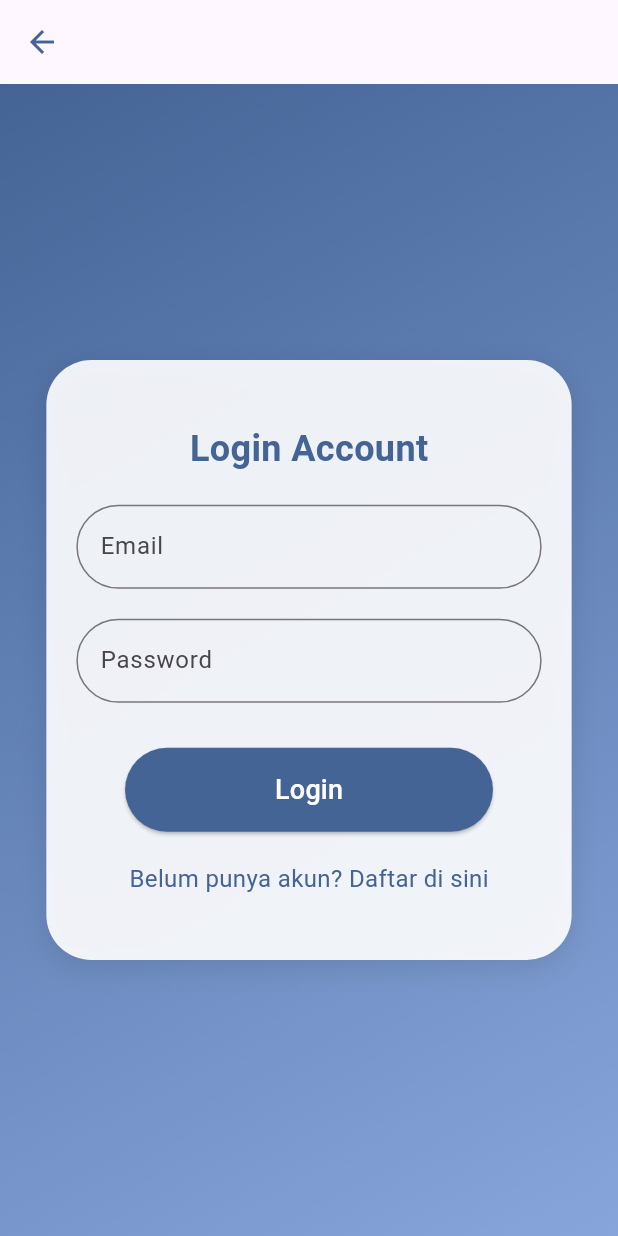
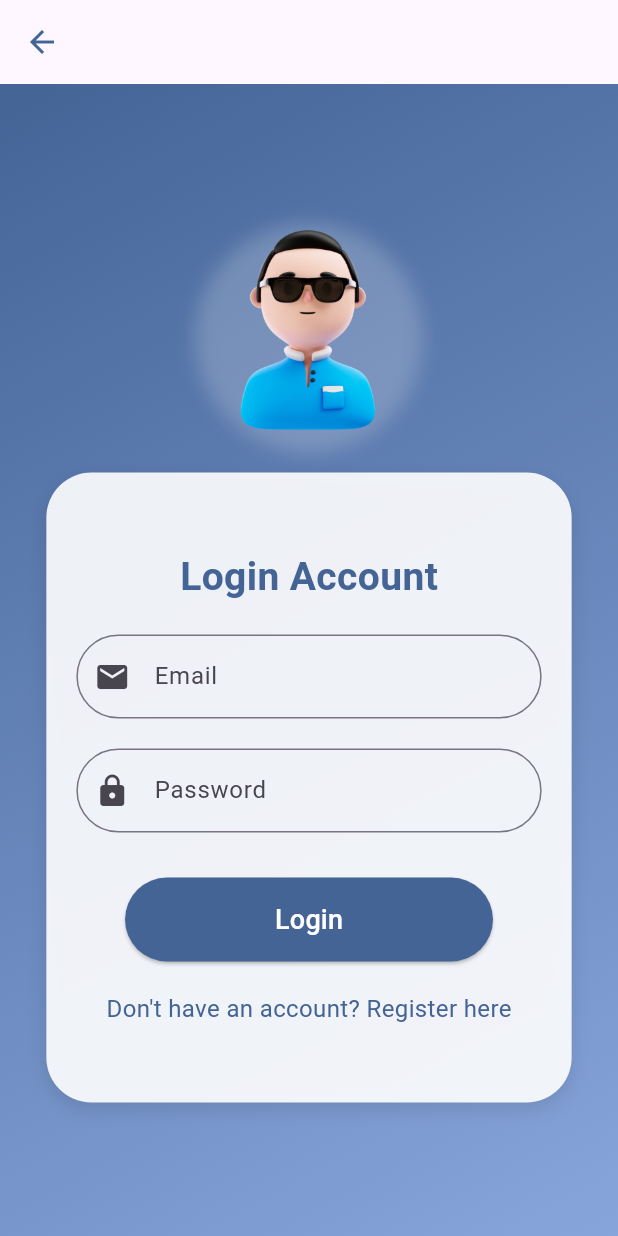
Before and after one commit to kikarin/Galeri_sekolah, a Flutter app: the screen it shows after launch, scrolled down 205 dp, after a tap on "Login", on a phone screen of 412 x 824 dp. Run offline on Flutter 3.47's test engine with Material 3 defaults, Android fonts, the phone set to English and light mode, and no system bars; our stand-ins replace animated_text_kit, carousel_slider, google_fonts, shared_preferences, shimmer; missing offline and left inert: dart:html; accounts and stored records are empty.

Commit message:
add commit

```diff
--- a/lib/pages/LoginPage.dart
+++ b/lib/pages/LoginPage.dart
@@ -8,7 +8,7 @@ class LoginPage extends StatefulWidget {
   _LoginPageState createState() => _LoginPageState();
 }
 
-class _LoginPageState extends State<LoginPage> {
+class _LoginPageState extends State<LoginPage> with SingleTickerProviderStateMixin {
   final TextEditingController emailController = TextEditingController();
   final TextEditingController passwordController = TextEditingController();
   final TextEditingController nameController = TextEditingController();
@@ -16,13 +16,43 @@ class _LoginPageState extends State<LoginPage> {
   bool isLoading = false;
   String errorMessage = '';
   bool isLoginMode = true;
+  final _formKey = GlobalKey<FormState>();
+
+  late AnimationController _controller;
+  late Animation<double> _animation;
+
+  @override
+  void initState() {
+    super.initState();
+    // Animation controller setup with a lighter configuration
+    _controller = AnimationController(
+      duration: Duration(milliseconds: 1500),
+      vsync: this,
+    )..repeat(reverse: true);
+
+    _animation = Tween(begin: 0.98, end: 1.02).animate(
+      CurvedAnimation(parent: _controller, curve: Curves.easeInOut),
+    );
+  }
+
+  @override
+  void dispose() {
+    _controller.dispose();
+    emailController.dispose();
+    passwordController.dispose();
+    nameController.dispose();
+    super.dispose();
+  }
 
   Future<void> login() async {
+    if (!_formKey.currentState!.validate()) return;
+
     setState(() {
       isLoading = true;
       errorMessage = '';
     });
 
+    try {
       final response = await http.post(
         Uri.parse('https://ujikom2024pplg.smkn4bogor.sch.id/0059495358/backend/public/api/login'),
         body: {
@@ -42,28 +72,32 @@ class _LoginPageState extends State<LoginPage> {
         await prefs.setString('auth_token', token);
         await prefs.setInt('user_id', userId);
 
-      if (role == 'admin') {
-        Navigator.pushReplacementNamed(context, '/admin_dashboard');
-      } else if (role == 'user') {
-        Navigator.pushReplacementNamed(context, '/home');
-      }
+        Navigator.pushReplacementNamed(context, role == 'admin' ? '/admin_dashboard' : '/home');
       } else {
         setState(() {
-        errorMessage = 'Login failed. Please check your credentials.';
+          errorMessage = 'Login failed. Check your credentials.';
         });
       }
-
+    } catch (e) {
+      setState(() {
+        errorMessage = 'Error occurred. Try again later.';
+      });
+    } finally {
       setState(() {
         isLoading = false;
       });
     }
+  }
 
   Future<void> register() async {
+    if (!_formKey.currentState!.validate()) return;
+
     setState(() {
       isLoading = true;
       errorMessage = '';
     });
 
+    try {
       final response = await http.post(
         Uri.parse('https://ujikom2024pplg.smkn4bogor.sch.id/0059495358/backend/public/api/register'),
         body: {
@@ -77,13 +111,18 @@ class _LoginPageState extends State<LoginPage> {
         Navigator.pushReplacementNamed(context, '/login');
       } else {
         setState(() {
-        errorMessage = 'Register failed. Please check your inputs.';
+          errorMessage = 'Registration failed. Please check your inputs.';
         });
       }
-
+    } catch (e) {
+      setState(() {
+        errorMessage = 'Error occurred. Try again later.';
+      });
+    } finally {
       setState(() {
         isLoading = false;
       });
+    }
   }
 
   @override
@@ -101,14 +140,11 @@ class _LoginPageState extends State<LoginPage> {
       ),
       body: Stack(
         children: [
-          // Gradient Background
+          // Optimized gradient background
           Container(
             decoration: BoxDecoration(
               gradient: LinearGradient(
-                colors: [
-                  Color(0xFF446496),
-                  Color(0xFF88A5DB),
-                ],
+                colors: [Color(0xFF446496), Color(0xFF88A5DB)],
                 begin: Alignment.topLeft,
                 end: Alignment.bottomRight,
               ),
@@ -116,11 +152,44 @@ class _LoginPageState extends State<LoginPage> {
           ),
           Center(
             child: SingleChildScrollView(
-              child: AnimatedContainer(
+              child: Column(
+                mainAxisAlignment: MainAxisAlignment.center,
+                children: [
+                  // Logo with lighter animation and circular shadow
+                  AnimatedBuilder(
+                    animation: _controller,
+                    builder: (context, child) {
+                      return Transform.scale(
+                        scale: _animation.value,
+                        child: Container(
+                          width: 150,
+                          height: 150,
+                          decoration: BoxDecoration(
+                            shape: BoxShape.circle,
+                            boxShadow: [
+                              BoxShadow(
+                                color: const Color.fromARGB(255, 255, 255, 255).withOpacity(0.2),
+                                blurRadius: 10,
+                                offset: Offset(0, 5),
+                              ),
+                            ],
+                          ),
+                          child: ClipOval(
+                            child: Image.asset(
+                              'images/7309682.png',
+                              fit: BoxFit.cover,
+                            ),
+                          ),
+                        ),
+                      );
+                    },
+                  ),
+                  SizedBox(height: 20),
+                  AnimatedContainer(
                     duration: Duration(milliseconds: 600),
                     curve: Curves.easeInOut,
                     width: MediaQuery.of(context).size.width * 0.85,
-                height: isLoginMode ? 400 : 500, // Adjust height based on mode
+                    height: isLoginMode ? 420 : 520,
                     padding: EdgeInsets.all(20),
                     decoration: BoxDecoration(
                       color: Colors.white.withOpacity(0.9),
@@ -128,11 +197,13 @@ class _LoginPageState extends State<LoginPage> {
                       boxShadow: [
                         BoxShadow(
                           color: Colors.black.withOpacity(0.1),
-                      blurRadius: 15,
+                          blurRadius: 10,
                           offset: Offset(0, 5),
                         ),
                       ],
                     ),
+                    child: Form(
+                      key: _formKey,
                       child: Column(
                         mainAxisAlignment: MainAxisAlignment.center,
                         children: [
@@ -140,42 +211,63 @@ class _LoginPageState extends State<LoginPage> {
                           Text(
                             isLoginMode ? 'Login Account' : 'Create Your Account',
                             style: TextStyle(
-                        fontSize: 24,
+                              fontSize: 26,
                               fontWeight: FontWeight.bold,
                               color: Color(0xFF446496),
                             ),
                           ),
                           SizedBox(height: 20),
                           if (!isLoginMode)
-                      TextField(
+                            TextFormField(
                               controller: nameController,
                               decoration: InputDecoration(
                                 labelText: 'Name',
+                                prefixIcon: Icon(Icons.person),
                                 border: OutlineInputBorder(
                                   borderRadius: BorderRadius.circular(30),
                                 ),
                               ),
+                              validator: (value) {
+                                if (value == null || value.isEmpty) {
+                                  return 'Please enter your name';
+                                }
+                                return null;
+                              },
                             ),
                           if (!isLoginMode) SizedBox(height: 20),
-                    TextField(
+                          TextFormField(
                             controller: emailController,
                             decoration: InputDecoration(
                               labelText: 'Email',
+                              prefixIcon: Icon(Icons.email),
                               border: OutlineInputBorder(
                                 borderRadius: BorderRadius.circular(30),
                               ),
                             ),
+                            validator: (value) {
+                              if (value == null || value.isEmpty || !RegExp(r'^[^@]+@[^@]+\.[^@]+').hasMatch(value)) {
+                                return 'Please enter a valid email';
+                              }
+                              return null;
+                            },
                           ),
                           SizedBox(height: 20),
-                    TextField(
+                          TextFormField(
                             controller: passwordController,
                             decoration: InputDecoration(
                               labelText: 'Password',
+                              prefixIcon: Icon(Icons.lock),
                               border: OutlineInputBorder(
                                 borderRadius: BorderRadius.circular(30),
                               ),
                             ),
                             obscureText: true,
+                            validator: (value) {
+                              if (value == null || value.length < 6) {
+                                return 'Password must be at least 6 characters';
+                              }
+                              return null;
+                            },
                           ),
                           SizedBox(height: 20),
                           if (errorMessage.isNotEmpty)
@@ -215,13 +307,16 @@ class _LoginPageState extends State<LoginPage> {
                             },
                             child: Text(
                               isLoginMode
-                            ? "Belum punya akun? Daftar di sini"
-                            : "Sudah punya akun? Login di sini",
+                                  ? "Don't have an account? Register here"
+                                  : "Already have an account? Login here",
                               style: TextStyle(color: Color(0xFF446496), fontSize: 16),
                             ),
                           ),
                         ],
                       ),
+                    ),
+                  ),
+                ],
               ),
             ),
           ),
--- a/pubspec.yaml
+++ b/pubspec.yaml
@@ -76,6 +76,10 @@ flutter:
     - images/logo2.png
     - images/maxresdefault.jpg
     - images/smkn4bogor_3.jpg
+    - images/_0039.png
+    - images/_0035.png
+    - images/7309682.png
+
 
   # An image asset can refer to one or more resolution-specific "variants", see
   # https://flutter.dev/to/resolution-aware-images
```
Also changed, not shown: images/7309682.png (added), images/_0035.png (added), images/_0039.png (added). Lines whose indentation alone changed are shown as unchanged.
